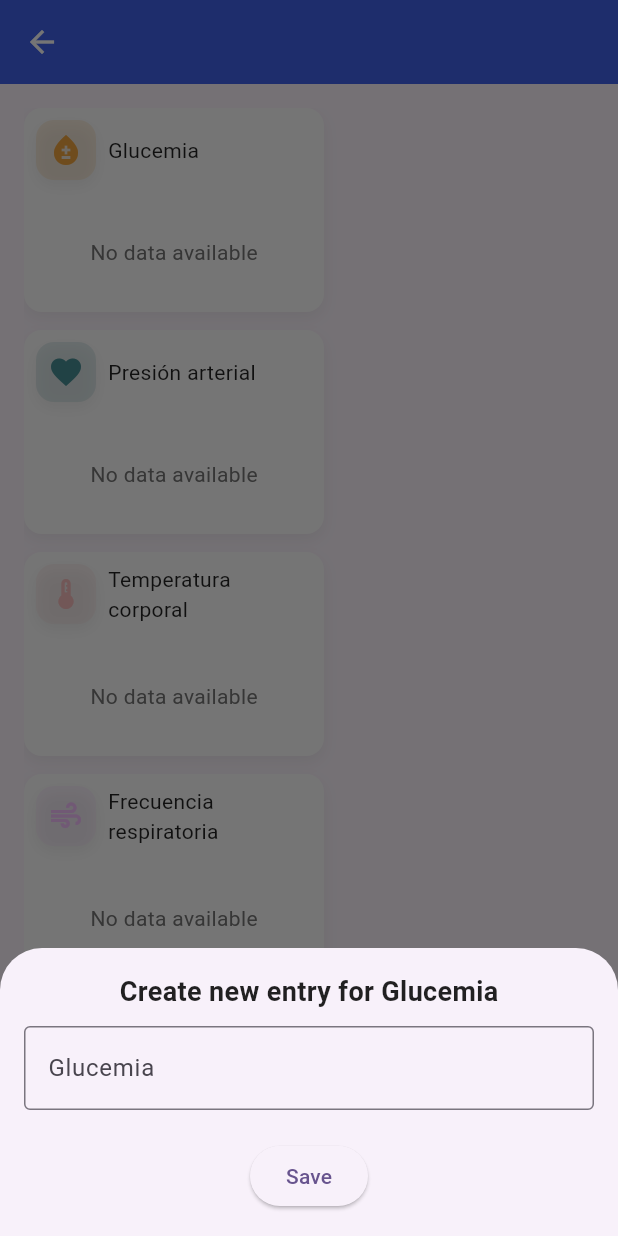
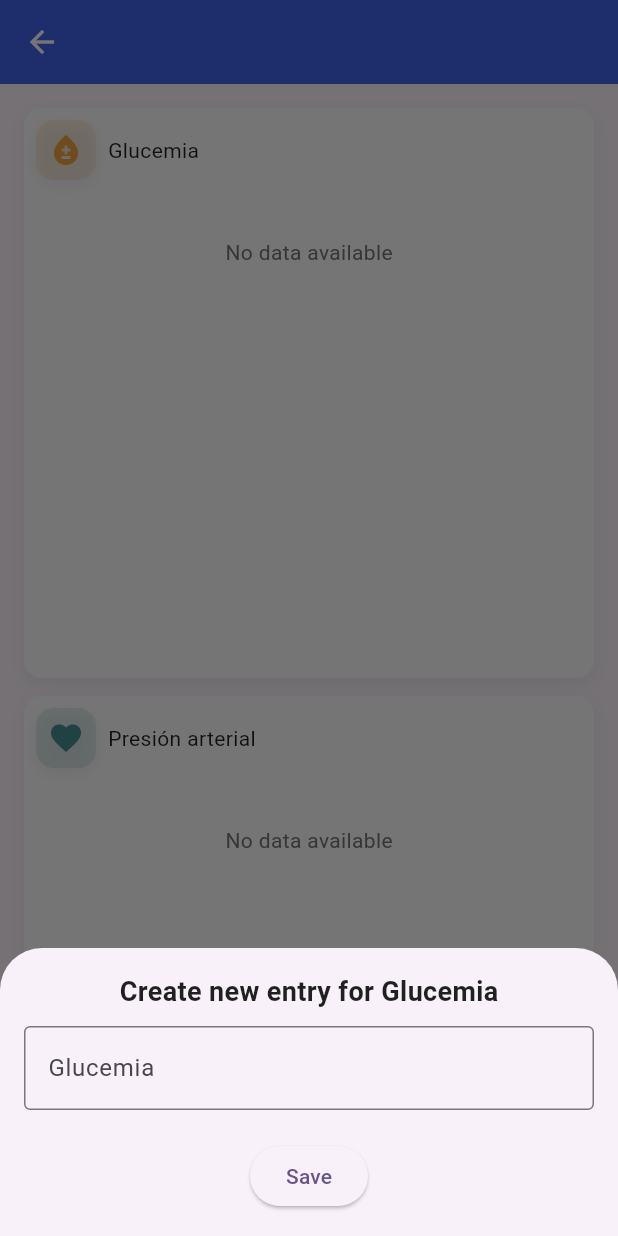
Before and after one commit to pabrcno/indigo, a Flutter app: the PatientProfileScreen screen opened directly with empty values, after a tap on "Glucemia", on a phone screen of 412 x 824 dp. Run offline on Flutter 3.47's test engine with Material 3 defaults, Android fonts, the phone set to English and light mode, and no system bars; our stand-ins replace drift, fl_chart, flutter_riverpod, freezed_annotation; accounts and stored records are empty; generated files the repository leaves out were written again; network calls fail.

Commit message:
responsiveness patient profile

```diff
--- a/lib/main.dart
+++ b/lib/main.dart
@@ -1,6 +1,5 @@
 import 'package:flutter/material.dart';
 import 'package:flutter_riverpod/flutter_riverpod.dart';
-import 'package:indigo/screens/patients_screen.dart';
 import 'package:indigo/widgets/custom_navigation_menu.dart';
 
 void main() {
--- a/lib/screens/patient_profile.dart
+++ b/lib/screens/patient_profile.dart
@@ -2,8 +2,9 @@ import 'package:flutter/material.dart';
 import 'package:flutter_riverpod/flutter_riverpod.dart';
 import 'package:indigo/models/patient/patient.dart';
 import 'package:indigo/providers/patient_health_metrics/patient_metrics_provider.dart';
+
 import 'package:indigo/widgets/metrics_cards_section.dart';
-import 'package:indigo/widgets/rulers_section.dart';
+import 'package:indigo/widgets/bmi_calculator_section.dart';
 import 'package:indigo/widgets/body_metrics_section.dart';
 import 'package:indigo/widgets/notes_card.dart';
 import 'package:indigo/widgets/show_edit_modal.dart';
@@ -31,6 +32,9 @@ class _PatientProfileScreenState extends ConsumerState<PatientProfileScreen> {
 
   @override
   Widget build(BuildContext context) {
+    final screenWidth = MediaQuery.of(context).size.width;
+    final isWideScreen = screenWidth > 1200; // Large screens
+    final isMediumScreen = screenWidth > 800 && screenWidth <= 1200; // Medium
     final patientMetrics = ref.watch(patientMetricsNotifierProvider);
 
     return Scaffold(
@@ -39,6 +43,10 @@ class _PatientProfileScreenState extends ConsumerState<PatientProfileScreen> {
         leading: IconButton(
           icon: const Icon(Icons.arrow_back, color: Colors.white),
           onPressed: () => Navigator.of(context).pop(),
+        ),
+        title: Text(
+          '${widget.patient.name} ${widget.patient.lastName}',
+          style: const TextStyle(color: Colors.white),
         ),
       ),
       body: FutureBuilder(
@@ -54,9 +62,20 @@ class _PatientProfileScreenState extends ConsumerState<PatientProfileScreen> {
             );
           }
 
-          return Padding(
+          return SingleChildScrollView(
             padding: const EdgeInsets.all(16.0),
-            child: ListView(
+            child: Column(
+              crossAxisAlignment: CrossAxisAlignment.start,
+              children: [
+                // Metrics sections
+                if (isWideScreen)
+                  Row(
+                    crossAxisAlignment: CrossAxisAlignment.start,
+                    children: [
+                      Expanded(
+                        flex: 2,
+                        child: Column(
+                          crossAxisAlignment: CrossAxisAlignment.start,
                           children: [
                             MetricsCardsSection(
                               patientMetrics: patientMetrics,
@@ -64,7 +83,88 @@ class _PatientProfileScreenState extends ConsumerState<PatientProfileScreen> {
                                   context, ref, metricType, widget.patient.id),
                             ),
                             const SizedBox(height: 16),
-                RulersSection(
+                            BMICalculatorSection(
+                              patientMetrics: patientMetrics,
+                              onEdit: (metricType) => showEditModal(
+                                  context, ref, metricType, widget.patient.id),
+                            ),
+                            const SizedBox(height: 16),
+                            BodyMetricsSection(
+                              patientMetrics: patientMetrics,
+                              onEdit: (metricType) => showEditModal(
+                                  context, ref, metricType, widget.patient.id),
+                            ),
+                          ],
+                        ),
+                      ),
+                      const SizedBox(width: 16),
+                      Expanded(
+                        flex: 1,
+                        child: Column(
+                          crossAxisAlignment: CrossAxisAlignment.center,
+                          children: [
+                            NotesCard(
+                              notes: widget.patient.notes ?? '',
+                              onCreate: () {
+                                // Handle note creation
+                              },
+                            ),
+                            const SizedBox(height: 16),
+                            if (screenWidth >
+                                1200) // Show image only for wide screens
+                              Image.asset(
+                                "assets/images/patient.png",
+                                height: 500,
+                                fit: BoxFit.contain,
+                              ),
+                          ],
+                        ),
+                      ),
+                    ],
+                  )
+                else if (isMediumScreen)
+                  // Medium Screen: Show Notes at the Bottom
+                  Column(
+                    crossAxisAlignment: CrossAxisAlignment.start,
+                    children: [
+                      MetricsCardsSection(
+                        patientMetrics: patientMetrics,
+                        onEdit: (metricType) => showEditModal(
+                            context, ref, metricType, widget.patient.id),
+                      ),
+                      const SizedBox(height: 16),
+                      BMICalculatorSection(
+                        patientMetrics: patientMetrics,
+                        onEdit: (metricType) => showEditModal(
+                            context, ref, metricType, widget.patient.id),
+                      ),
+                      const SizedBox(height: 16),
+                      BodyMetricsSection(
+                        patientMetrics: patientMetrics,
+                        onEdit: (metricType) => showEditModal(
+                            context, ref, metricType, widget.patient.id),
+                      ),
+                      const SizedBox(height: 16),
+                      NotesCard(
+                        notes: widget.patient.notes ?? '',
+                        onCreate: () {
+                          // Handle note creation
+                        },
+                      ),
+                    ],
+                  )
+                else
+                  // Small Screen: Show Notes below all sections
+                  Column(
+                    crossAxisAlignment: CrossAxisAlignment.start,
+                    children: [
+                      MetricsCardsSection(
+                        patientMetrics: patientMetrics,
+                        onEdit: (metricType) => showEditModal(
+                            context, ref, metricType, widget.patient.id),
+                      ),
+                      const SizedBox(height: 16),
+                      BMICalculatorSection(
                         patientMetrics: patientMetrics,
                         onEdit: (metricType) => showEditModal(
                             context, ref, metricType, widget.patient.id),
@@ -84,6 +184,8 @@ class _PatientProfileScreenState extends ConsumerState<PatientProfileScreen> {
                       ),
                     ],
                   ),
+              ],
+            ),
           );
         },
       ),
--- /dev/null
+++ b/lib/widgets/bmi_calculator_section.dart
@@ -0,0 +1,76 @@
+import 'package:flutter/material.dart';
+import 'package:indigo/models/patient_health_metrics/patient_health_metric.dart';
+import 'package:indigo/utils/patient_metics_ui_mapper.dart';
+import 'package:indigo/widgets/ruler_widget.dart';
+import 'package:indigo/widgets/bmi_indicator.dart';
+import 'package:indigo/utils/calculate_bmi.dart';
+
+class BMICalculatorSection extends StatelessWidget {
+  final Map<EPatientHealthMetricField, List<PatientHealthMetric>>
+      patientMetrics;
+  final Function(EPatientHealthMetricField metricType) onEdit;
+
+  const BMICalculatorSection({
+    super.key,
+    required this.patientMetrics,
+    required this.onEdit,
+  });
+
+  @override
+  Widget build(BuildContext context) {
+    final height =
+        patientMetrics[EPatientHealthMetricField.height]?.last.value ?? 0;
+    final weight =
+        patientMetrics[EPatientHealthMetricField.weight]?.last.value ?? 0;
+
+    return Column(
+      crossAxisAlignment: CrossAxisAlignment.stretch,
+      children: [
+        // Top row with two ruler widgets
+        Row(
+          mainAxisAlignment: MainAxisAlignment.spaceBetween,
+          children: [
+            Expanded(
+              child: InkWell(
+                onTap: () => onEdit(EPatientHealthMetricField.weight),
+                child: RulerWidget(
+                  unit: getUnitForMetric(EPatientHealthMetricField.weight),
+                  label: getLabelForMetric(EPatientHealthMetricField.weight),
+                  value: weight,
+                  backgroundColor:
+                      getColorForMetric(EPatientHealthMetricField.weight),
+                ),
+              ),
+            ),
+            const SizedBox(width: 12), // Spacing between the two rulers
+            Expanded(
+              child: InkWell(
+                onTap: () => onEdit(EPatientHealthMetricField.height),
+                child: RulerWidget(
+                  unit: getUnitForMetric(EPatientHealthMetricField.height),
+                  label: getLabelForMetric(EPatientHealthMetricField.height),
+                  value: height,
+                  backgroundColor:
+                      getColorForMetric(EPatientHealthMetricField.height),
+                ),
+              ),
+            ),
+          ],
+        ),
+        const SizedBox(height: 16), // Spacing between rows
+
+        // Bottom row with the BMI Indicator
+        if (height > 0 && weight > 0)
+          Container(
+            alignment: Alignment.center,
+            child: BMIIndicator(
+              bmiValue: calculateBMI(
+                heightInCM: height,
+                weightInKG: weight,
+              ),
+            ),
+          ),
+      ],
+    );
+  }
+}
--- a/lib/widgets/body_metrics_card.dart
+++ b/lib/widgets/body_metrics_card.dart
@@ -1,5 +1,4 @@
 import 'package:flutter/material.dart';
-import 'package:indigo/widgets/paddings.dart';
 
 class BodyMetricsCard extends StatelessWidget {
   final String label;
@@ -30,21 +29,16 @@ class BodyMetricsCard extends StatelessWidget {
     }
 
     return Container(
-      padding: kPadding,
+      padding: const EdgeInsets.symmetric(vertical: 16, horizontal: 12),
       decoration: BoxDecoration(
         color: Colors.white,
-        borderRadius: BorderRadius.circular(12),
-        boxShadow: [
-          BoxShadow(
-            color: Colors.black.withOpacity(0.05),
-            blurRadius: 8,
-            offset: const Offset(0, 4),
-          ),
-        ],
+        borderRadius: BorderRadius.circular(8),
+        border: Border.all(color: Colors.grey.shade300, width: 1),
       ),
       child: Column(
         mainAxisAlignment: MainAxisAlignment.center,
         children: [
+          // Metric label
           Text(
             label,
             style: const TextStyle(
@@ -53,20 +47,25 @@ class BodyMetricsCard extends StatelessWidget {
               color: Colors.black87,
             ),
           ),
-          const SizedBox(height: 8),
+          const SizedBox(height: 12),
+          // Value and icon
           Row(
             mainAxisAlignment: MainAxisAlignment.center,
-            crossAxisAlignment: CrossAxisAlignment.center,
             children: [
               Text(
                 value.toStringAsFixed(1),
                 style: const TextStyle(
-                  fontSize: 24,
+                  fontSize: 28,
                   fontWeight: FontWeight.bold,
+                  color: Colors.black87,
                 ),
               ),
               const SizedBox(width: 8),
-              Icon(arrowIcon, color: arrowColor, size: 20),
+              Icon(
+                arrowIcon,
+                color: arrowColor,
+                size: 24,
+              ),
             ],
           ),
         ],
--- a/lib/widgets/body_metrics_section.dart
+++ b/lib/widgets/body_metrics_section.dart
@@ -16,27 +16,42 @@ class BodyMetricsSection extends StatelessWidget {
 
   @override
   Widget build(BuildContext context) {
-    return Wrap(
-      spacing: 12,
-      runSpacing: 12,
-      children: [
-        for (var metricType in [
+    final screenWidth = MediaQuery.of(context).size.width;
+
+    // Determine the number of columns based on screen width
+    final int crossAxisCount = screenWidth > 1200
+        ? 3
+        : screenWidth > 800
+            ? 2
+            : 1;
+
+    return GridView.builder(
+      gridDelegate: SliverGridDelegateWithFixedCrossAxisCount(
+        crossAxisCount: crossAxisCount,
+        crossAxisSpacing: 12,
+        mainAxisSpacing: 12,
+        childAspectRatio: 2, // Adjust as needed based on card design
+      ),
+      shrinkWrap: true, // Ensures GridView fits the available space
+      physics:
+          const NeverScrollableScrollPhysics(), // Prevent internal scrolling
+      itemCount: 3, // Number of metrics to display
+      itemBuilder: (context, index) {
+        final metricType = [
           EPatientHealthMetricField.chest,
           EPatientHealthMetricField.waist,
           EPatientHealthMetricField.hips,
-        ])
-          ConstrainedBox(
-            constraints: const BoxConstraints(maxWidth: 200),
-            child: InkWell(
-              onTap: () => onEdit(metricType),
-              child: BodyMetricsCard(
-                label: getLabelForMetric(metricType),
-                value: patientMetrics[metricType]?.last.value ?? 0.0,
-                previousValue: patientMetrics[metricType]?.first.value ?? 0.0,
-              ),
-            ),
+        ][index];
+
+        return InkWell(
+          onTap: () => onEdit(metricType),
+          child: BodyMetricsCard(
+            label: getLabelForMetric(metricType),
+            value: patientMetrics[metricType]?.last.value ?? 0.0,
+            previousValue: patientMetrics[metricType]?.first.value ?? 0.0,
           ),
-      ],
+        );
+      },
     );
   }
 }
--- a/lib/widgets/metrics_cards_section.dart
+++ b/lib/widgets/metrics_cards_section.dart
@@ -16,19 +16,33 @@ class MetricsCardsSection extends StatelessWidget {
 
   @override
   Widget build(BuildContext context) {
-    return Wrap(
-      spacing: 12,
-      runSpacing: 12,
-      children: [
-        for (var metricType in [
+    final screenWidth = MediaQuery.of(context).size.width;
+
+    // Determine the number of columns based on screen width
+    final int crossAxisCount = screenWidth > 1200
+        ? 4
+        : screenWidth > 800
+            ? 2
+            : 1;
+
+    return GridView.builder(
+      gridDelegate: SliverGridDelegateWithFixedCrossAxisCount(
+        crossAxisCount: crossAxisCount,
+        crossAxisSpacing: 12,
+        mainAxisSpacing: 12,
+      ),
+      shrinkWrap: true, // Ensures GridView doesn't expand infinitely
+      physics: const NeverScrollableScrollPhysics(),
+      itemCount: 4, // Total number of metrics to display
+      itemBuilder: (context, index) {
+        final metricType = [
           EPatientHealthMetricField.glucose,
           EPatientHealthMetricField.bloodPressure,
           EPatientHealthMetricField.temperature,
           EPatientHealthMetricField.respiratoryRate,
-        ])
-          ConstrainedBox(
-            constraints: const BoxConstraints(maxWidth: 200),
-            child: InkWell(
+        ][index];
+
+        return InkWell(
           onTap: () => onEdit(metricType),
           child: PatientMetricHistoryChart(
             icon: getIconForMetric(metricType),
@@ -37,9 +51,8 @@ class MetricsCardsSection extends StatelessWidget {
             metrics: patientMetrics[metricType] ?? [],
             curveColor: getColorForMetric(metricType),
           ),
-            ),
-          ),
-      ],
+        );
+      },
     );
   }
 }
--- a/lib/widgets/patient_metric_history_chart.dart
+++ b/lib/widgets/patient_metric_history_chart.dart
@@ -115,8 +115,7 @@ class PatientMetricHistoryChart extends StatelessWidget {
                     ])),
             const SizedBox(height: 16),
             // Line chart
-            SizedBox(
-              height: 80,
+            Expanded(
               child: LineChart(
                 LineChartData(
                   gridData: const FlGridData(show: false),
--- a/lib/widgets/rulers_section.dart
+++ /dev/null
@@ -1,57 +0,0 @@
-import 'package:flutter/material.dart';
-import 'package:indigo/models/patient_health_metrics/patient_health_metric.dart';
-import 'package:indigo/utils/patient_metics_ui_mapper.dart';
-import 'package:indigo/widgets/ruler_widget.dart';
-import 'package:indigo/widgets/bmi_indicator.dart';
-import 'package:indigo/utils/calculate_bmi.dart';
-
-class RulersSection extends StatelessWidget {
-  final Map<EPatientHealthMetricField, List<PatientHealthMetric>>
-      patientMetrics;
-  final Function(EPatientHealthMetricField metricType) onEdit;
-
-  const RulersSection({
-    super.key,
-    required this.patientMetrics,
-    required this.onEdit,
-  });
-
-  @override
-  Widget build(BuildContext context) {
-    final height =
-        patientMetrics[EPatientHealthMetricField.height]?.last.value ?? 0;
-    final weight =
-        patientMetrics[EPatientHealthMetricField.weight]?.last.value ?? 0;
-
-    return Column(
-      children: [
-        Wrap(
-          spacing: 12,
-          runSpacing: 12,
-          children: [
-            for (var metricType in [
-              EPatientHealthMetricField.weight,
-              EPatientHealthMetricField.height,
-            ])
-              ConstrainedBox(
-                constraints: const BoxConstraints(maxWidth: 200),
-                child: InkWell(
-                  onTap: () => onEdit(metricType),
-                  child: RulerWidget(
-                    unit: getUnitForMetric(metricType),
-                    label: getLabelForMetric(metricType),
-                    value: patientMetrics[metricType]?.last.value ?? 0.0,
-                    backgroundColor: getColorForMetric(metricType),
-                  ),
-                ),
-              ),
-          ],
-        ),
-        const SizedBox(height: 16),
-        if (height > 0 && weight > 0)
-          BMIIndicator(
-              bmiValue: calculateBMI(heightInCM: height, weightInKG: weight)),
-      ],
-    );
-  }
-}
```
Lines whose indentation alone changed are shown as unchanged.
